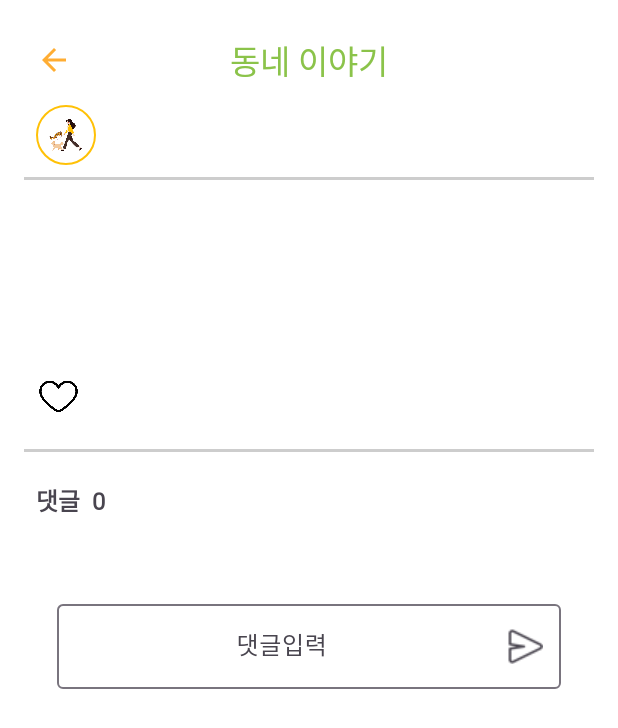
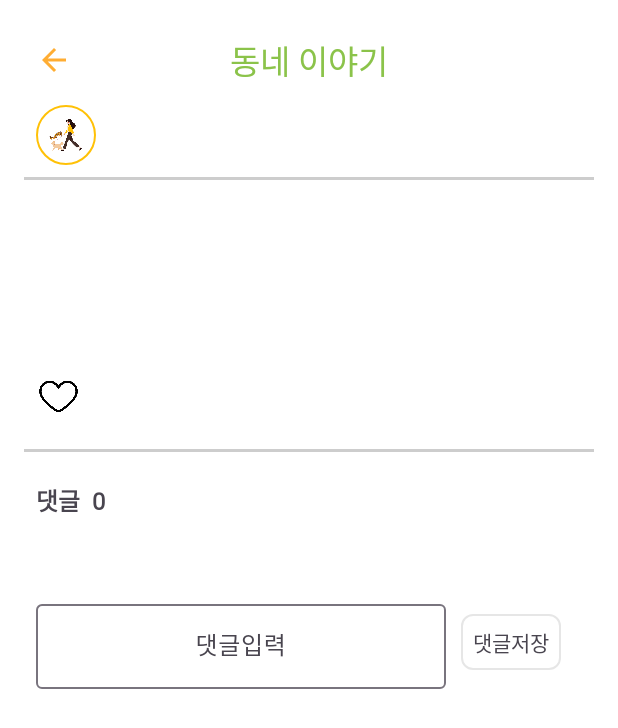
Before and after one commit to sotoro35/TpWalkTheHood, an Android app: the FeedDetailActivity screen opened directly, with no data from a screen before it, on a phone screen of 412 x 824 dp. Shown: the top 728 px of the screen. Run offline under Robolectric (Android 15) with nearby library versions, the phone set to English and light mode, and no system bars; our stand-ins replace CircleImageView, Firebase (no records; nobody signed in at launch, a user with empty details on screens opened directly); pictures from the network do not load; 9 statements that could not run were skipped.

Commit message:
댓글 진행중

```diff
--- a/app/src/main/java/com/hsr2024/tpwalkthehood/tab3/FeedDetailActivity.kt
+++ b/app/src/main/java/com/hsr2024/tpwalkthehood/tab3/FeedDetailActivity.kt
@@ -14,7 +14,8 @@ import com.google.firebase.storage.ktx.storage
 import com.hsr2024.tpwalkthehood.FeedString
 import com.hsr2024.tpwalkthehood.G
 import com.hsr2024.tpwalkthehood.R
-import com.hsr2024.tpwalkthehood.data.FeedItem
+import com.hsr2024.tpwalkthehood.adapter.commentAdapter
+import com.hsr2024.tpwalkthehood.data.CommentItem
 import com.hsr2024.tpwalkthehood.databinding.ActivityFeedDetailBinding
 import com.hsr2024.tpwalkthehood.tab5.EditMyFeed
 
@@ -30,7 +31,6 @@ class FeedDetailActivity : AppCompatActivity() {
 
     private var isLike= false
     var likeNumber = FeedString.likeNum.toInt()
-
 
 
     override fun onCreate(savedInstanceState: Bundle?) {
@@ -152,12 +152,56 @@ class FeedDetailActivity : AppCompatActivity() {
                     binding.favornum.text = (likeNumber-1).toString() // 좋아요 수 업데이트
                 }
             }
+        }//setOnClickListener
 
 
 
-        }//setOnClickListener
+    }//onCreate...
 
-    }//onCreate...
+
+    override fun onResume() {
+        super.onResume()
+
+        loadComment()
+
+    }
+
+    private fun saveComment(){
+
+    }
+
+    private fun loadComment(){
+        val db = Firebase.firestore.collection("Posts")
+        db.document("${FeedString.documentId}").collection("comments")
+            .get()
+            .addOnSuccessListener {
+                if (!it.isEmpty){
+                    val commentsList = mutableListOf<CommentItem>()
+                    var item:CommentItem
+
+                    for (document in it.documents){
+                        var email = document.getString("comment_email")
+                        var nickname = document.getString("comment_nickname")
+                        var profile = document.getString("comment_profile")
+                        var text = document.getString("text")
+                        var date = document.getString("date")
+
+                        item = CommentItem(email!!,nickname!!,profile,text!!,date!!)
+                        commentsList.add(0,item)
+
+                    }
+                    val adapter = commentAdapter(this,commentsList)
+                    binding.recyclerComment.adapter = adapter
+                    adapter.notifyDataSetChanged()
+                    AlertDialog.Builder(this).setMessage("${commentsList.get(0).nickname}").create().show()
+                    Log.e("오류아님","댓글가져오기 성공")
+                }
+
+
+
+            }.addOnFailureListener {
+                Log.e("오류댓글","댓글가져오기 오류: ${it.message}") }
+    }
 
     private fun loadLike(){
         val doc = Firebase.firestore.collection("Posts")
--- a/app/src/main/res/layout/activity_feed_detail.xml
+++ b/app/src/main/res/layout/activity_feed_detail.xml
@@ -209,18 +209,26 @@
         android:id="@+id/recycler_comment"
         android:layout_width="match_parent"
         android:layout_height="wrap_content"
-        android:padding="16dp"/>
+        android:padding="16dp"
+        app:layoutManager="androidx.recyclerview.widget.LinearLayoutManager"
+        android:orientation="vertical"
+        android:nestedScrollingEnabled="true"/>
+
+        <LinearLayout
+            android:layout_width="match_parent"
+            android:layout_height="wrap_content"
+            android:orientation="horizontal"
+            android:gravity="center"
+            android:layout_marginTop="12dp">
 
     <com.google.android.material.textfield.TextInputLayout
         android:id="@+id/input_layout_comment"
         android:layout_width="match_parent"
         android:layout_height="wrap_content"
         android:hint="댓글입력"
-        app:endIconDrawable="@drawable/send24"
-        app:endIconMode="custom"
-        android:layout_marginRight="30dp"
-        android:layout_marginLeft="30dp"
-        android:layout_marginTop="12dp">
+        android:layout_marginRight="10dp"
+        android:layout_marginLeft="16dp"
+        android:layout_weight="1">
         <com.google.android.material.textfield.TextInputEditText
             android:layout_width="match_parent"
             android:layout_height="wrap_content"
@@ -228,6 +236,18 @@
             android:gravity="center"/>
     </com.google.android.material.textfield.TextInputLayout>
 
+            <TextView
+                android:id="@+id/save_comment"
+                android:layout_width="wrap_content"
+                android:layout_height="wrap_content"
+                android:text="댓글저장"
+                android:padding="8dp"
+                android:layout_gravity="center_vertical"
+                android:background="@drawable/button"
+                android:layout_marginRight="30dp"/>
+
+        </LinearLayout>
+
     </LinearLayout>
 
 </androidx.core.widget.NestedScrollView>
```
Also changed, not shown: app/src/main/java/com/hsr2024/tpwalkthehood/adapter/commentAdapter.kt (added, +34 -0 lines), app/src/main/java/com/hsr2024/tpwalkthehood/data/UserData.kt (+8 -0 lines), app/src/main/res/layout/recyclerview_comment.xml (added, +47 -0 lines).
